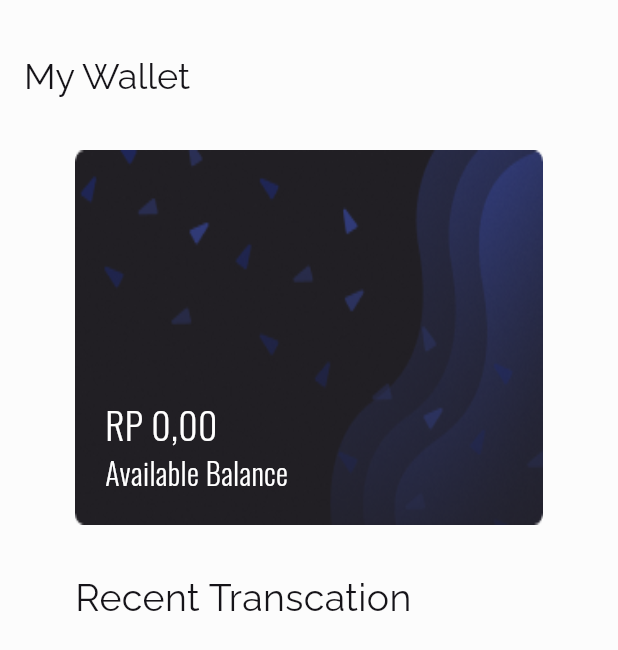
After one commit to Azkina1123/flutix, a Flutter app: the MyWalletPage screen opened directly, on a phone screen of 412 x 824 dp. The commit adds this screen. Shown: the top 650 px of the screen. Run offline on Flutter 3.47's test engine with Material 2 defaults, Android fonts, the phone set to English and light mode, and no system bars; our stand-ins replace cloud_firestore, email_validator, equatable, firebase_auth, firebase_core; accounts and stored records are empty; network calls fail.

Commit message:
feat: MyWallet <Unfinished>

```diff
--- a/lib/main.dart
+++ b/lib/main.dart
@@ -88,7 +88,7 @@ class MyApp extends StatelessWidget {
       ),
 
       themeMode: ThemeMode.light,
-      home: const SuccessAccountPage(),
+      home: const SplashPage(),
     );
   }
 }
--- /dev/null
+++ b/lib/ui/pages/my_wallet.dart
@@ -0,0 +1,122 @@
+part of "pages.dart";
+
+class MyWalletPage extends StatefulWidget {
+  const MyWalletPage({super.key});
+
+  @override
+  State<MyWalletPage> createState() => _MyWalletPageState();
+}
+
+class _MyWalletPageState extends State<MyWalletPage> {
+  int _index = 0;
+
+  @override
+  Widget build(BuildContext context) {
+    return Scaffold(
+      appBar: AppBar(
+        automaticallyImplyLeading: false,
+        leading: null,
+        surfaceTintColor: lightMode ? colors["soapstone"] : colors["cinder"],
+
+        toolbarHeight: 100, //
+
+        backgroundColor: lightMode ? colors["soapstone"] : colors["cinder"],
+        title: Text(
+          "My Wallet",
+          style: TextStyle(
+              fontSize: 24,
+              color: lightMode ? colors["cinder"] : colors["soapstone"],
+              fontFamily: 'Raleway'),
+        ),
+      ),
+      body: Consumer<TicketData>(builder: (context, ticketData, child) {
+        return ListView(
+          // crossAxisAlignment: CrossAxisAlignment.start,
+          children: [
+            Stack(
+              alignment: Alignment.center,
+              children: [
+                Container(
+                    height: 250,
+                    margin: EdgeInsets.only(left: 50, right: 50),
+                    alignment: Alignment.bottomLeft,
+                    decoration: const BoxDecoration(
+                        image: DecorationImage(
+                            image: AssetImage("assets/my-wallet-bg.png"),
+                            fit: BoxFit.fill))),
+                Container(
+                  alignment: Alignment.bottomLeft,
+                  height: 250,
+                  margin: const EdgeInsets.only(left: 50, right: 50),
+                  padding: const EdgeInsets.only(left: 20, bottom: 20),
+                  child: const Column(
+                    crossAxisAlignment: CrossAxisAlignment.start,
+                    mainAxisAlignment: MainAxisAlignment.end,
+                    children: [
+                      Text(
+                        "RP 0,00",
+                        style: TextStyle(
+                            color: Colors.white,
+                            fontSize: 25,
+                            fontFamily: 'Oswald',
+                            fontWeight: FontWeight.w200),
+                      ),
+                      Text(
+                        "Available Balance",
+                        style: TextStyle(
+                            color: Colors.white,
+                            fontSize: 20,
+                            fontFamily: 'Oswald',
+                            fontWeight: FontWeight.w100),
+                      )
+                    ],
+                  ),
+                ),
+              ],
+            ),
+            const SizedBox(
+              height: 30,
+            ),
+            const Padding(
+                padding: EdgeInsets.only(left: 50),
+                child: Text(
+                  "Recent Transcation",
+                  style: TextStyle(fontSize: 25, fontFamily: 'Raleway'),
+                )),
+                /*
+            StreamBuilder<QuerySnapshot>(
+                stream: ticketData.tickets
+                    .where("used", isEqualTo: _index == 0 ? false : true)
+                    .snapshots(),
+                builder: (_, snapshot) {
+                  if (snapshot.connectionState == ConnectionState.waiting) {
+                    return const CircularProgressIndicator();
+                  } else if (snapshot.hasData) {
+                    return Column(
+                      children: snapshot.data!.docs
+                          .map(
+                            (ticket) => TicketTile(
+                              ticket: Ticket(
+                                id: ticket.get("id"),
+                                createdDate: ticket.get("createdDate").toDate(),
+                                broadcastDate:
+                                    ticket.get("broadcastDate").toDate(),
+                                cinema: ticket.get("cinema"),
+                                movieId: ticket.get("movieId"),
+                                used: ticket.get("used"),
+                                userId: ticket.get("userId"),
+                              ),
+                            ),
+                          )
+                          .toList(),
+                    );
+                  }
+
+                  return const Text("There's no data.");
+                })*/
+          ],
+        );
+      }),
+    );
+  }
+}
--- a/lib/ui/pages/pages.dart
+++ b/lib/ui/pages/pages.dart
@@ -1,4 +1,6 @@
 //import 'dart:math';
+
+import 'dart:ui';
 
 import 'package:cloud_firestore/cloud_firestore.dart';
 import 'package:flutix/models/models.dart';
@@ -23,3 +25,4 @@ part 'checkout_page.dart';
 part 'schedule_place_page.dart';
 // part 'detail_ticket_page.dart';
 part 'pilih_bangku_page.dart';
+part 'my_wallet.dart';
--- a/lib/ui/pages/splash_page.dart
+++ b/lib/ui/pages/splash_page.dart
@@ -12,11 +12,13 @@ class SplashPage extends StatelessWidget {
         child: Column(
           children: [
             Container(
-              width: 200,
+              width: 150,
               height: 200,
               decoration: const BoxDecoration(
                   image: DecorationImage(
-                      image: AssetImage("assets/flutix-logo.png"))),
+                      image: AssetImage("assets/flutix-logo.png"),
+                      fit: BoxFit.cover),
+                      ),
             ),
             Padding(
               padding: const EdgeInsets.only(top: 40, left: 100, right: 100),
--- a/lib/ui/pages/success_account.dart
+++ b/lib/ui/pages/success_account.dart
@@ -1,13 +1,8 @@
 part of "pages.dart";
 
-class SuccessAccountPage extends StatefulWidget {
+class SuccessAccountPage extends StatelessWidget {
   const SuccessAccountPage({super.key});
 
-  @override
-  State<SuccessAccountPage> createState() => _SuccessAccountPageState();
-}
-
-class _SuccessAccountPageState extends State<SuccessAccountPage> {
   @override
   Widget build(BuildContext context) {
     return Scaffold(
@@ -57,7 +52,7 @@ class _SuccessAccountPageState extends State<SuccessAccountPage> {
                           Navigator.push(
                               context,
                               MaterialPageRoute(
-                                  builder: (context) => MainPage()));
+                                  builder: (context) => const SignInPage()));
                         },
                         child: Container(
                           decoration: const BoxDecoration(
```
Also changed, not shown: assets/Cardholder.png (added), assets/FilmStrip.png (added), assets/flutix-logo.png, assets/my-wallet-bg.png (added).
